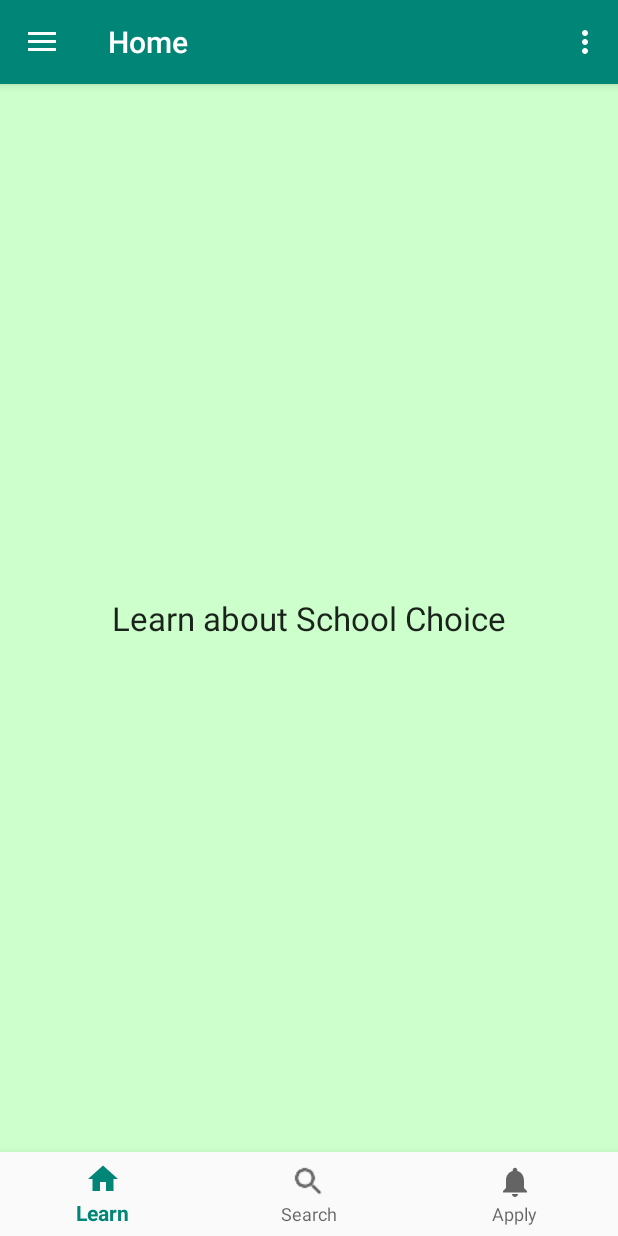
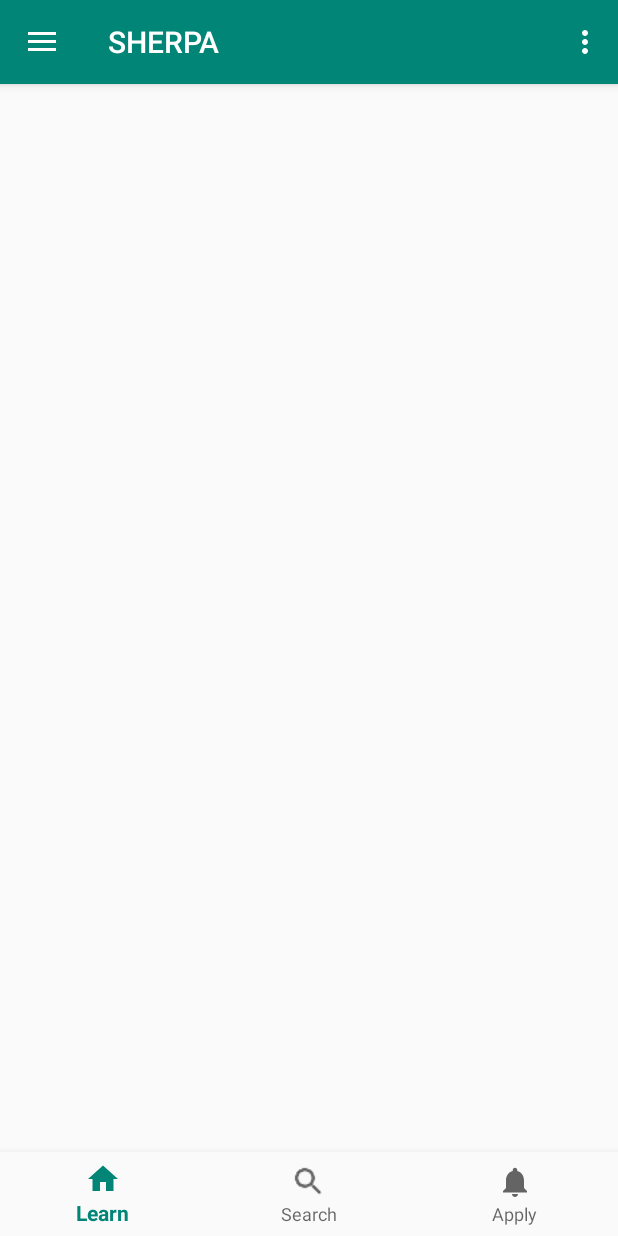
Before and after one commit to vchohan/Sherpa, an Android app: the screen it shows after launch (HomeActivity), on a phone screen of 412 x 824 dp. Run offline under Robolectric (Android 15) with nearby library versions, the light colour scheme and no system bars; our stand-ins replace data binding; 1 statement that could not run was skipped.

Commit message:
Story/Defect: Enhancing Landing Page

```diff
--- a/app/build.gradle
+++ b/app/build.gradle
@@ -21,6 +21,10 @@ android {
             proguardFiles getDefaultProguardFile('proguard-android.txt'), 'proguard-rules.pro'
         }
     }
+
+    dataBinding {
+        enabled = true
+    }
 }
 
 dependencies {
--- a/app/src/main/AndroidManifest.xml
+++ b/app/src/main/AndroidManifest.xml
@@ -9,6 +9,7 @@
             android:roundIcon="@mipmap/ic_launcher_round"
             android:supportsRtl="true"
             android:theme="@style/AppTheme">
+
         <activity android:name=".SplashActivity">
             <intent-filter>
                 <action android:name="android.intent.action.MAIN"/>
@@ -16,11 +17,13 @@
                 <category android:name="android.intent.category.LAUNCHER"/>
             </intent-filter>
         </activity>
+
         <activity
                 android:name=".HomeActivity"
                 android:label="@string/home_activity_title"
                 android:theme="@style/AppTheme.NoActionBar">
         </activity>
+
     </application>
 
 </manifest>
--- /dev/null
+++ b/app/src/main/java/com/delaware/data/sherpa/LearnObject.kt
@@ -0,0 +1,3 @@
+package com.delaware.data.sherpa
+
+data class LearnObject (val fName: String, val lName: String)
--- a/app/src/main/res/layout/learn_fragment.xml
+++ b/app/src/main/res/layout/learn_fragment.xml
@@ -1,15 +1,38 @@
 <?xml version="1.0" encoding="utf-8"?>
+
+<!--<layout xmlns:android="http://schemas.android.com/apk/res/android">-->
+
+    <!--<data>-->
+        <!--<variable-->
+                <!--name="user"-->
+                <!--type="com.delaware.data.sherpa.LearnObject"/>-->
+    <!--</data>-->
+
     <RelativeLayout xmlns:android="http://schemas.android.com/apk/res/android"
                     android:layout_width="match_parent"
+                    android:layout_height="match_parent">
+
+        <LinearLayout xmlns:app="http://schemas.android.com/apk/res-auto"
+                      xmlns:tools="http://schemas.android.com/tools"
+                      android:orientation="vertical"
+                      android:layout_width="match_parent"
                       android:layout_height="match_parent"
-                android:background="#FCFC">
+                      app:layout_behavior="@string/appbar_scrolling_view_behavior"
+                      tools:context=".HomeActivity"
+                      tools:showIn="@layout/learn_fragment">
 
             <TextView
                     android:layout_width="wrap_content"
                     android:layout_height="wrap_content"
-            android:layout_centerHorizontal="true"
-            android:layout_centerVertical="true"
-            android:text="Learn about School Choice"
-            android:textAppearance="@style/Base.TextAppearance.AppCompat.Large" />
+                    android:text="@{user.FName}"/>
+
+            <TextView
+                    android:layout_width="wrap_content"
+                    android:layout_height="wrap_content"
+                    android:text="@{user.LName}"/>
+
+        </LinearLayout>
 
     </RelativeLayout>
+
+<!--</layout>-->
--- a/app/src/main/res/menu/app_options.xml
+++ b/app/src/main/res/menu/app_options.xml
@@ -1,8 +1,9 @@
 <?xml version="1.0" encoding="utf-8"?>
 <menu xmlns:android="http://schemas.android.com/apk/res/android"
       xmlns:app="http://schemas.android.com/apk/res-auto">
-    <item android:id="@+id/action_settings"
-          android:title="@string/action_settings"
+
+    <item android:id="@+id/settings_option"
+          android:title="@string/settings_option_title"
           android:orderInCategory="100"
           app:showAsAction="never"/>
 </menu>
--- a/app/src/main/res/values/dimens.xml
+++ b/app/src/main/res/values/dimens.xml
@@ -4,5 +4,4 @@
     <dimen name="activity_vertical_margin">16dp</dimen>
     <dimen name="nav_header_vertical_spacing">8dp</dimen>
     <dimen name="nav_header_height">176dp</dimen>
-    <dimen name="fab_margin">16dp</dimen>
 </resources>
--- a/app/src/main/res/values/strings.xml
+++ b/app/src/main/res/values/strings.xml
@@ -1,7 +1,7 @@
 <resources>
     <string name="app_name">Sherpa</string>
 
-    <string name="home_activity_title">Home</string>
+    <string name="home_activity_title">SHERPA</string>
 
     <string name="learn_title">Learn</string>
     <string name="search_title">Search</string>
@@ -9,10 +9,8 @@
 
     <string name="navigation_drawer_open">Open navigation drawer</string>
     <string name="navigation_drawer_close">Close navigation drawer</string>
-    <string name="nav_header_title">Android Studio</string>
-    <string name="nav_header_subtitle">android.studio@android.com</string>
-    <string name="nav_header_desc">Navigation header</string>
-    <string name="action_settings">Settings</string>
+
+    <string name="settings_option_title">Settings</string>
 
 
 </resources>
```
Also changed, not shown: app/src/main/java/com/delaware/data/sherpa/HomeActivity.kt (+13 -11 lines), app/src/main/java/com/delaware/data/sherpa/LearnFragment.kt (+14 -0 lines), app/src/main/res/layout/drawer_navigation_header.xml (+0 -14 lines). Lines whose indentation alone changed are shown as unchanged.
